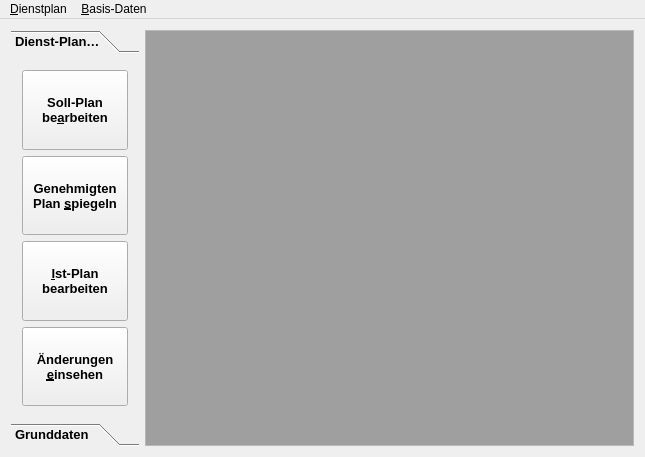
Before: the Qt Designer form cmainwindow.ui in joergpauly/megaroster, drawn with Qt 5.
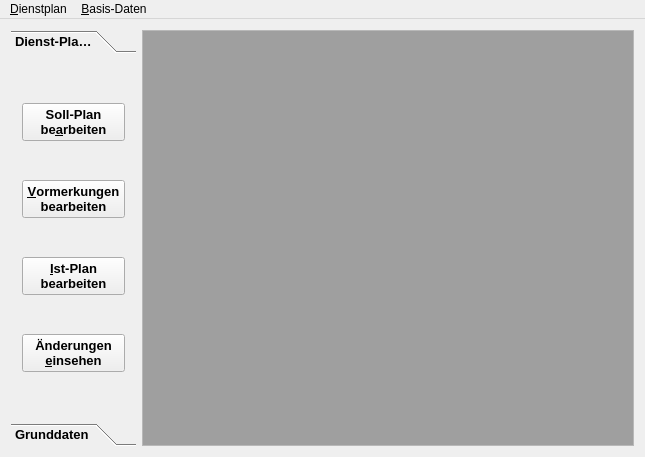
After: the same form once the commit is applied.

```diff
--- a/cmainwindow.ui
+++ b/cmainwindow.ui
@@ -40,7 +40,7 @@
       </property>
       <property name="minimumSize">
        <size>
-        <width>128</width>
+        <width>125</width>
         <height>0</height>
        </size>
       </property>
@@ -74,8 +74,8 @@
         <rect>
          <x>0</x>
          <y>0</y>
-         <width>128</width>
-         <height>362</height>
+         <width>134</width>
+         <height>348</height>
         </rect>
        </property>
        <property name="sizePolicy">
@@ -93,12 +93,6 @@
        <layout class="QVBoxLayout" name="verticalLayout">
         <item>
          <widget class="QPushButton" name="cmdEditRoster">
-          <property name="sizePolicy">
-           <sizepolicy hsizetype="Expanding" vsizetype="Preferred">
-            <horstretch>0</horstretch>
-            <verstretch>0</verstretch>
-           </sizepolicy>
-          </property>
           <property name="text">
            <string>Soll-Plan
 be&amp;arbeiten</string>
@@ -106,27 +100,15 @@
          </widget>
         </item>
         <item>
-         <widget class="QPushButton" name="cmdCopyApproved">
-          <property name="sizePolicy">
-           <sizepolicy hsizetype="Expanding" vsizetype="Preferred">
-            <horstretch>0</horstretch>
-            <verstretch>0</verstretch>
-           </sizepolicy>
-          </property>
+         <widget class="QPushButton" name="cmdPreAlerts">
           <property name="text">
-           <string>Genehmigten
-Plan &amp;spiegeln</string>
+           <string>&amp;Vormerkungen
+bearbeiten</string>
           </property>
          </widget>
         </item>
         <item>
          <widget class="QPushButton" name="cmdActualRoster">
-          <property name="sizePolicy">
-           <sizepolicy hsizetype="Expanding" vsizetype="Preferred">
-            <horstretch>0</horstretch>
-            <verstretch>0</verstretch>
-           </sizepolicy>
-          </property>
           <property name="text">
            <string>&amp;Ist-Plan
 bearbeiten</string>
@@ -135,12 +117,6 @@
         </item>
         <item>
          <widget class="QPushButton" name="cmdChangeLog">
-          <property name="sizePolicy">
-           <sizepolicy hsizetype="Expanding" vsizetype="Preferred">
-            <horstretch>0</horstretch>
-            <verstretch>0</verstretch>
-           </sizepolicy>
-          </property>
           <property name="text">
            <string>Änderungen
 &amp;einsehen</string>
```
Left out of the diff: 14 changed lines with no effect on the pictures.
